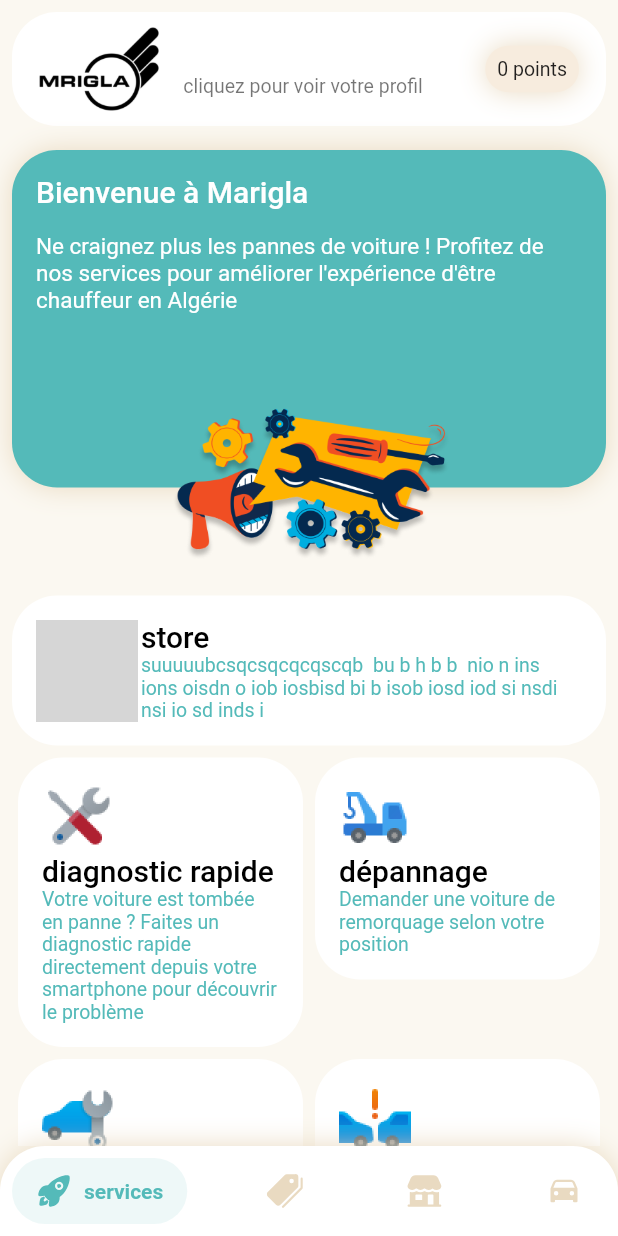
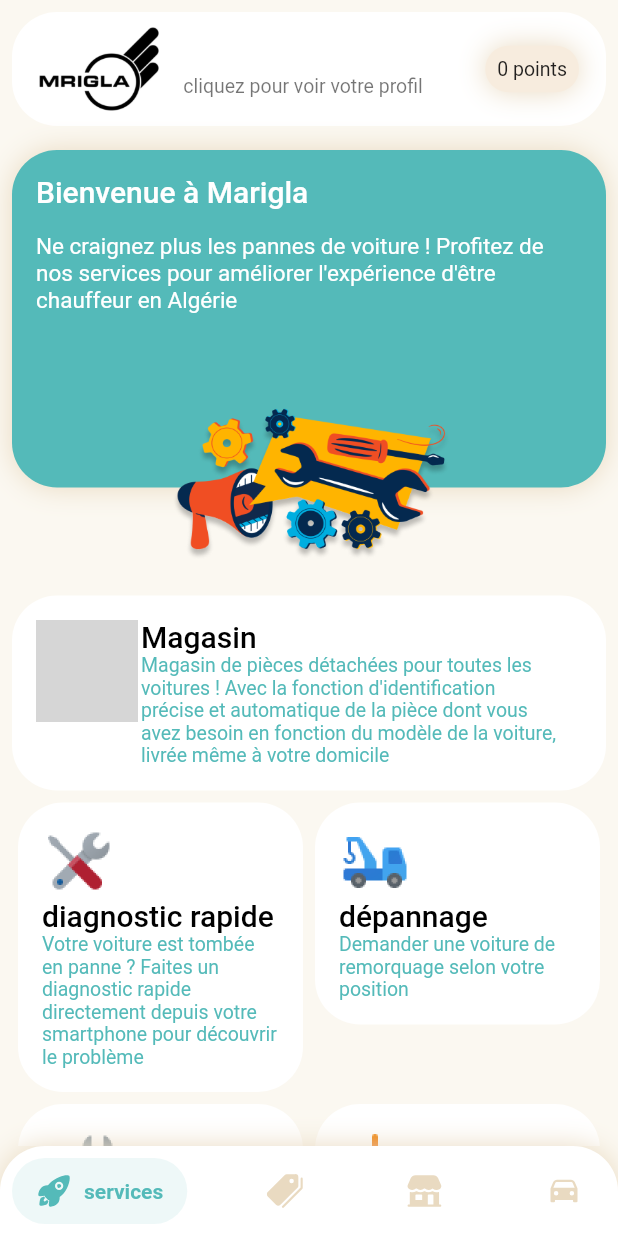
Before and after one commit to HoussemRabah/mrigla, a Flutter app: the screen it shows once a user with an empty profile is signed in, on a phone screen of 412 x 824 dp. Run offline on Flutter 3.47's test engine with Material 2 defaults, Android fonts, the light colour scheme and no system bars; drawn by our look-alikes of salomon_bottom_bar; our stand-ins replace bloc, cloud_firestore, firebase_auth, flutter_bloc, flutter_svg, ionicons and 1 more; accounts and stored records are empty; grey boxes are pictures that could not be loaded.

Commit message:
improve store sqaure

```diff
--- a/lib/UI/pages/ServicesPageUI.dart
+++ b/lib/UI/pages/ServicesPageUI.dart
@@ -83,7 +83,7 @@
             mainAxisAlignment: MainAxisAlignment.start,
             children: [
               Text(
-                "store",
+                "Magasin",
                 style: textStyleBig.copyWith(color: colorBlack),
               ),
               SizedBox(
@@ -93,7 +93,7 @@
                     16.0 -
                     16.0,
                 child: Text(
-                  "suuuuubcsqcsqcqcqscqb  bu b h b b  nio n ins ions oisdn o iob iosbisd bi b isob iosd iod si nsdi nsi io sd inds i",
+                  "Magasin de pièces détachées pour toutes les voitures ! Avec la fonction d'identification précise et automatique de la pièce dont vous avez besoin en fonction du modèle de la voiture, livrée même à votre domicile",
                   overflow: TextOverflow.clip,
                   style: textStyleSmall.copyWith(color: colorMain),
                 ),
```
